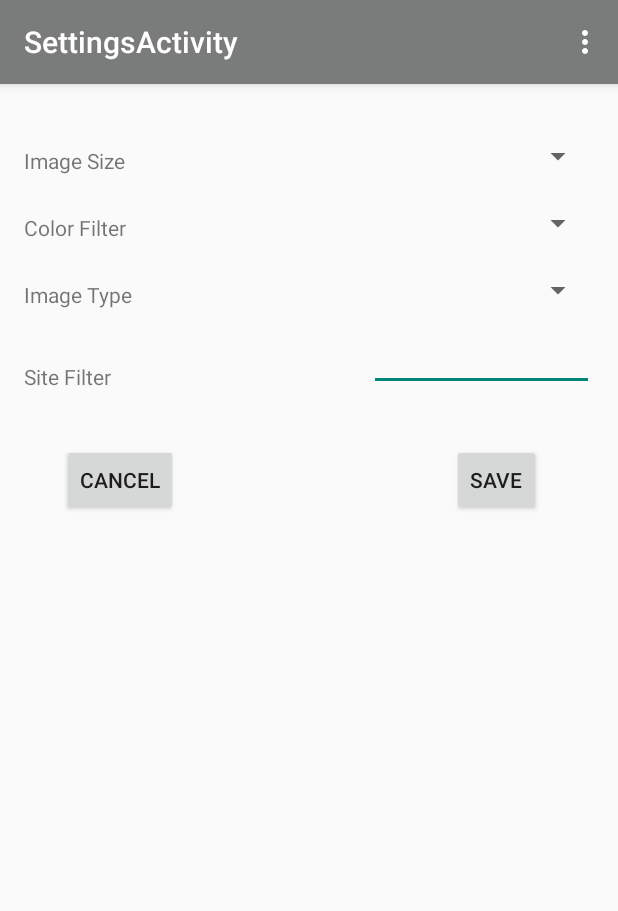
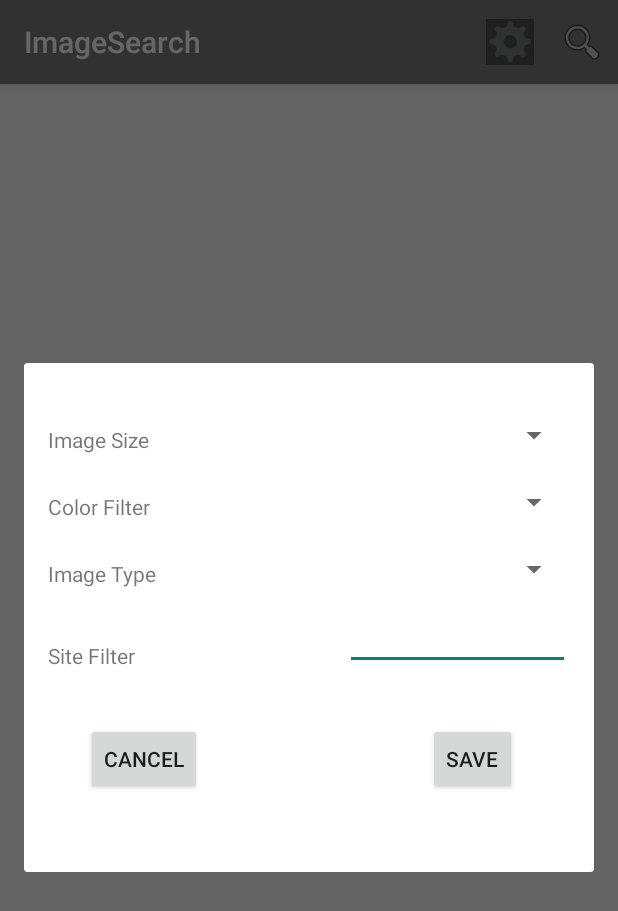
Before and after one commit to vgudla/ImageSearch, an Android app: the screen it shows after launch (SettingsActivity before the commit, SearchActivity after it), after a tap on "Settings", on a phone screen of 412 x 824 dp. Shown: the top 911 px of the screen. Run offline under Robolectric (Android 15) with nearby library versions, the phone set to English and light mode, and no system bars; our stand-ins replace Picasso; libraries missing offline, so code that uses them is left out: com.loopj.android, cz.msebera.android; pictures from the network do not load.

Commit message:
Changing settings from activity to dialogfragment

```diff
--- a/app/src/main/AndroidManifest.xml
+++ b/app/src/main/AndroidManifest.xml
@@ -29,10 +29,6 @@
                 android:name="android.support.PARENT_ACTIVITY"
                 android:value="com.groupon.vgudla.imagesearch.activity.SearchActivity" />
         </activity>
-        <activity
-            android:name=".activity.SettingsActivity"
-            android:label="@string/title_activity_settings" >
-        </activity>
     </application>
 
 </manifest>
--- a/app/src/main/java/com/groupon/vgudla/imagesearch/activity/SearchActivity.java
+++ b/app/src/main/java/com/groupon/vgudla/imagesearch/activity/SearchActivity.java
@@ -4,6 +4,7 @@ import android.content.Context;
 import android.content.Intent;
 import android.net.ConnectivityManager;
 import android.net.NetworkInfo;
+import android.support.v4.app.FragmentManager;
 import android.support.v4.view.MenuItemCompat;
 import android.support.v7.app.AppCompatActivity;
 import android.os.Bundle;
@@ -17,6 +18,8 @@ import android.widget.AdapterView;
 import android.widget.GridView;
 import android.widget.Toast;
 
+import com.groupon.vgudla.imagesearch.fragment.SettingsDialog;
+import com.groupon.vgudla.imagesearch.interfaces.SettingsDialogListener;
 import com.groupon.vgudla.imagesearch.listener.InfiniteScrollListener;
 import com.groupon.vgudla.imagesearch.R;
 import com.groupon.vgudla.imagesearch.adapter.ImageAdapter;
@@ -33,7 +36,7 @@ import java.util.List;
 
 import cz.msebera.android.httpclient.Header;
 
-public class SearchActivity extends AppCompatActivity {
+public class SearchActivity extends AppCompatActivity implements SettingsDialogListener {
     public static final String FULL_IMAGE_URL = "fullImageUrl";
     public static final int REQUEST_CODE = 200;
     public static final String COLOR = "imgcolor";
@@ -184,19 +187,22 @@ public class SearchActivity extends AppCompatActivity {
     }
 
     public void onClickSettings(MenuItem item) {
-        Intent settingsIntent = new Intent(SearchActivity.this, SettingsActivity.class);
-        startActivityForResult(settingsIntent, REQUEST_CODE);
+        FragmentManager fm = getSupportFragmentManager();
+        SettingsDialog settingsDialog = SettingsDialog.newInstance(imageSize, imageType, color, siteSearch);
+        settingsDialog.show(fm, "fragment_edit_name");
+
     }
 
     @Override
-    protected void onActivityResult(int requestCode, int resultCode, Intent data) {
-        // REQUEST_CODE is defined above
-        if (resultCode == RESULT_OK && requestCode == REQUEST_CODE) {
-            // Extract name value from result extras
-            color = data.getExtras().getString(COLOR, "");
-            imageSize = data.getExtras().getString(IMAGE_SIZE, "");
-            imageType = data.getExtras().getString(IMAGE_TYPE, "");
-            siteSearch = data.getExtras().getString(SITE_SEARCH, "");
-        }
+    public void onSaveSettings(String imgType, String imgSize, String imgColor, String site) {
+        color = imgColor;
+        imageSize = imgSize;
+        imageType = imgType;
+        siteSearch = site;
+    }
+
+    @Override
+    public void onCancelEdit() {
+        //do nothing - leave settings unmodified
     }
 }
--- a/app/src/main/java/com/groupon/vgudla/imagesearch/activity/SettingsActivity.java
+++ /dev/null
@@ -1,128 +0,0 @@
-package com.groupon.vgudla.imagesearch.activity;
-
-import android.content.Intent;
-import android.support.v7.app.AppCompatActivity;
-import android.os.Bundle;
-import android.view.Menu;
-import android.view.MenuItem;
-import android.view.View;
-import android.widget.AdapterView;
-import android.widget.ArrayAdapter;
-import android.widget.EditText;
-import android.widget.Spinner;
-
-import com.groupon.vgudla.imagesearch.R;
-
-import java.util.Arrays;
-import java.util.List;
-
-public class SettingsActivity extends AppCompatActivity {
-
-    private Spinner colorFilterSpinner;
-    private Spinner imageTypeSpinner;
-    private Spinner imageSizeSpinner;
-    private EditText siteFilter;
-    private String imageSize;
-    private String imageType;
-    private String colorFilter;
-
-    @Override
-    protected void onCreate(Bundle savedInstanceState) {
-        super.onCreate(savedInstanceState);
-        setContentView(R.layout.activity_settings);
-        setupViews();
-    }
-
-    private void setupViews() {
-        imageSizeSpinner = (Spinner) findViewById(R.id.spImageSize);
-        List<String> imageSizes = Arrays.asList("small", "medium", "large", "xlarge");
-        ArrayAdapter<String> imageSizeAdapter = new ArrayAdapter<>(this,
-                android.R.layout.simple_spinner_item, imageSizes);
-        imageSizeSpinner.setAdapter(imageSizeAdapter);
-        imageSizeSpinner.setOnItemSelectedListener(new AdapterView.OnItemSelectedListener() {
-            @Override
-            public void onItemSelected(AdapterView<?> parent, View view, int position, long id) {
-                imageSize = (String) parent.getItemAtPosition(position);
-            }
-
-            @Override
-            public void onNothingSelected(AdapterView<?> parent) {
-                imageSize = null;
-            }
-        });
-
-        colorFilterSpinner = (Spinner) findViewById(R.id.spColorFilter);
-        List<String> colors = Arrays.asList("black", "blue", "brown", "gray", "green", "orange",
-                                            "pink", "purple", "red", "teal", "white", "yellow");
-        ArrayAdapter<String> colorAdapter = new ArrayAdapter<>(this,
-                android.R.layout.simple_spinner_item, colors);
-        colorAdapter.setDropDownViewResource(android.R.layout.simple_spinner_dropdown_item);
-        colorFilterSpinner.setAdapter(colorAdapter);
-        colorFilterSpinner.setOnItemSelectedListener(new AdapterView.OnItemSelectedListener() {
-            @Override
-            public void onItemSelected(AdapterView<?> parent, View view, int position, long id) {
-                colorFilter = (String) parent.getItemAtPosition(position);
-            }
-
-            @Override
-            public void onNothingSelected(AdapterView<?> parent) {
-                //do nothing
-            }
-        });
-
-        imageTypeSpinner = (Spinner) findViewById(R.id.spImageType);
-        List<String> imageTypes = Arrays.asList("face", "photo", "clipart", "lineart");
-        ArrayAdapter<String> typeAdapter = new ArrayAdapter<>(this,
-                android.R.layout.simple_spinner_item, imageTypes);
-        imageTypeSpinner.setAdapter(typeAdapter);
-        imageTypeSpinner.setOnItemSelectedListener(new AdapterView.OnItemSelectedListener() {
-            @Override
-            public void onItemSelected(AdapterView<?> parent, View view, int position, long id) {
-                imageType = (String) parent.getItemAtPosition(position);
-            }
-
-            @Override
-            public void onNothingSelected(AdapterView<?> parent) {
-                //do nothing
-            }
-        });
-
-        siteFilter = (EditText) findViewById(R.id.etSiteFilter);
-    }
-
-    @Override
-    public boolean onCreateOptionsMenu(Menu menu) {
-        // Inflate the menu; this adds items to the action bar if it is present.
-        getMenuInflater().inflate(R.menu.menu_settings, menu);
-        return true;
-    }
-
-    @Override
-    public boolean onOptionsItemSelected(MenuItem item) {
-        // Handle action bar item clicks here. The action bar will
-        // automatically handle clicks on the Home/Up button, so long
-        // as you specify a parent activity in AndroidManifest.xml.
-        int id = item.getItemId();
-
-        //noinspection SimplifiableIfStatement
-        if (id == R.id.action_settings) {
-            return true;
-        }
-
-        return super.onOptionsItemSelected(item);
-    }
-
-    public void onSettingsSave(View view) {
-        Intent resultData = new Intent();
-        resultData.putExtra(SearchActivity.COLOR, colorFilter);
-        resultData.putExtra(SearchActivity.IMAGE_SIZE, imageSize);
-        resultData.putExtra(SearchActivity.IMAGE_TYPE, imageType);
-        resultData.putExtra(SearchActivity.SITE_SEARCH, siteFilter.getText().toString());
-        setResult(RESULT_OK, resultData);
-        this.finish();
-    }
-
-    public void onSettingsCancel(View view) {
-        this.finish();
-    }
-}
--- /dev/null
+++ b/app/src/main/java/com/groupon/vgudla/imagesearch/fragment/SettingsDialog.java
@@ -0,0 +1,152 @@
+package com.groupon.vgudla.imagesearch.fragment;
+
+import android.os.Bundle;
+import android.support.annotation.Nullable;
+import android.support.v4.app.DialogFragment;
+import android.view.LayoutInflater;
+import android.view.View;
+import android.view.ViewGroup;
+import android.widget.AdapterView;
+import android.widget.ArrayAdapter;
+import android.widget.Button;
+import android.widget.EditText;
+import android.widget.Spinner;
+
+import com.groupon.vgudla.imagesearch.R;
+import com.groupon.vgudla.imagesearch.activity.SearchActivity;
+import com.groupon.vgudla.imagesearch.interfaces.SettingsDialogListener;
+
+import java.util.Arrays;
+import java.util.List;
+
+public class SettingsDialog extends DialogFragment {
+
+    private Spinner colorFilterSpinner;
+    private Spinner imageTypeSpinner;
+    private Spinner imageSizeSpinner;
+    private EditText siteFilter;
+    private String imageSize;
+    private String imageType;
+    private String colorFilter;
+    private Button saveButton;
+    private Button cancelButton;
+
+    public SettingsDialog() {
+        // Empty constructor is required for DialogFragment
+    }
+
+    public static SettingsDialog newInstance(String imageSize, String imageType, String imageColor,
+                                             String siteSearch) {
+        SettingsDialog settingsDialog = new SettingsDialog();
+        Bundle args = new Bundle();
+        args.putString(SearchActivity.IMAGE_TYPE, imageType);
+        args.putString(SearchActivity.IMAGE_SIZE, imageSize);
+        args.putString(SearchActivity.COLOR, imageColor);
+        args.putString(SearchActivity.SITE_SEARCH, siteSearch);
+        settingsDialog.setArguments(args);
+        return settingsDialog;
+    }
+
+    @Override
+    public View onCreateView(LayoutInflater inflater, ViewGroup container,
+                             Bundle savedInstanceState) {
+        return inflater.inflate(R.layout.activity_settings, container);
+    }
+
+    @Override
+    public void onViewCreated(View view, @Nullable Bundle savedInstanceState) {
+        super.onViewCreated(view, savedInstanceState);
+
+        imageSizeSpinner = (Spinner) view.findViewById(R.id.spImageSize);
+        List<String> imageSizes = Arrays.asList("small", "medium", "large", "xlarge");
+        ArrayAdapter<String> imageSizeAdapter = new ArrayAdapter<>(getContext(),
+                android.R.layout.simple_spinner_item, imageSizes);
+        imageSizeSpinner.setAdapter(imageSizeAdapter);
+        int index = 0;
+        if (getArguments().getString(SearchActivity.IMAGE_SIZE) != null) {
+            index = imageSizeAdapter.getPosition(getArguments().getString(SearchActivity.IMAGE_SIZE));
+        }
+        imageSizeSpinner.setSelection(index);
+        imageSizeSpinner.setOnItemSelectedListener(new AdapterView.OnItemSelectedListener() {
+            @Override
+            public void onItemSelected(AdapterView<?> parent, View view, int position, long id) {
+                imageSize = (String) parent.getItemAtPosition(position);
+            }
+
+            @Override
+            public void onNothingSelected(AdapterView<?> parent) {
+                imageSize = null;
+            }
+        });
+
+        colorFilterSpinner = (Spinner) view.findViewById(R.id.spColorFilter);
+        List<String> colors = Arrays.asList("black", "blue", "brown", "gray", "green", "orange",
+                "pink", "purple", "red", "teal", "white", "yellow");
+        ArrayAdapter<String> colorAdapter = new ArrayAdapter<>(getContext(), android.R.layout.simple_spinner_item, colors);
+        colorAdapter.setDropDownViewResource(android.R.layout.simple_spinner_dropdown_item);
+        colorFilterSpinner.setAdapter(colorAdapter);
+        index = 0;
+        if (getArguments().getString(SearchActivity.COLOR) != null) {
+            index = colorAdapter.getPosition(getArguments().getString(SearchActivity.COLOR));
+        }
+        colorFilterSpinner.setSelection(index);
+        colorFilterSpinner.setOnItemSelectedListener(new AdapterView.OnItemSelectedListener() {
+            @Override
+            public void onItemSelected(AdapterView<?> parent, View view, int position, long id) {
+                colorFilter = (String) parent.getItemAtPosition(position);
+            }
+
+            @Override
+            public void onNothingSelected(AdapterView<?> parent) {
+                //do nothing
+            }
+        });
+
+        imageTypeSpinner = (Spinner) view.findViewById(R.id.spImageType);
+        List<String> imageTypes = Arrays.asList("face", "photo", "clipart", "lineart");
+        ArrayAdapter<String> typeAdapter = new ArrayAdapter<>(getContext(),
+                android.R.layout.simple_spinner_item, imageTypes);
+        imageTypeSpinner.setAdapter(typeAdapter);
+        index = 0;
+        if (getArguments().getString(SearchActivity.IMAGE_TYPE) != null) {
+            index = typeAdapter.getPosition(getArguments().getString(SearchActivity.IMAGE_TYPE));
+        }
+        imageTypeSpinner.setSelection(index);
+        imageTypeSpinner.setOnItemSelectedListener(new AdapterView.OnItemSelectedListener() {
+            @Override
+            public void onItemSelected(AdapterView<?> parent, View view, int position, long id) {
+                imageType = (String) parent.getItemAtPosition(position);
+            }
+
+            @Override
+            public void onNothingSelected(AdapterView<?> parent) {
+                //do nothing
+            }
+        });
+
+        siteFilter = (EditText) view.findViewById(R.id.etSiteFilter);
+        siteFilter.setText(getArguments().getString(SearchActivity.SITE_SEARCH));
+
+        saveButton = (Button) view.findViewById(R.id.btnSave);
+        saveButton.setOnClickListener(new View.OnClickListener() {
+            @Override
+            public void onClick(View v) {
+                SettingsDialogListener dialogListener = (SettingsDialogListener) getActivity();
+                dialogListener.onSaveSettings(imageType, imageSize, colorFilter,
+                        siteFilter.getText().toString());
+                dismiss();
+            }
+        });
+
+        cancelButton = (Button) view.findViewById(R.id.btnCancel);
+        cancelButton.setOnClickListener(new View.OnClickListener() {
+            @Override
+            public void onClick(View v) {
+                SettingsDialogListener dialogListener = (SettingsDialogListener) getActivity();
+                dialogListener.onCancelEdit();
+                dismiss();
+            }
+        });
+    }
+
+}
--- /dev/null
+++ b/app/src/main/java/com/groupon/vgudla/imagesearch/interfaces/SettingsDialogListener.java
@@ -0,0 +1,8 @@
+package com.groupon.vgudla.imagesearch.interfaces;
+
+public interface SettingsDialogListener {
+    void onSaveSettings(String imageType, String imageSize, String imageColor,
+                              String siteSearch);
+
+    void onCancelEdit();
+}
--- a/app/src/main/res/layout/activity_settings.xml
+++ b/app/src/main/res/layout/activity_settings.xml
@@ -4,7 +4,7 @@
     android:paddingRight="@dimen/activity_horizontal_margin"
     android:paddingTop="@dimen/activity_vertical_margin"
     android:paddingBottom="@dimen/activity_vertical_margin"
-    tools:context="com.groupon.vgudla.imagesearch.activity.SettingsActivity">
+    tools:context="com.groupon.vgudla.imagesearch.fragment.SettingsDialog">
 
     <TextView
         android:layout_width="wrap_content"
@@ -91,7 +91,7 @@
         android:layout_height="wrap_content"
         android:text="@string/button_cancel"
         android:id="@+id/btnCancel"
-        android:onClick="onSettingsCancel"
+        android:onClick="onCancel"
         android:layout_alignTop="@+id/btnSave"
         android:layout_alignParentLeft="true"
         android:layout_alignParentStart="true"
@@ -102,8 +102,8 @@
         android:layout_width="wrap_content"
         android:layout_height="wrap_content"
         android:text="@string/button_save"
+        android:onClick="onClick"
         android:id="@+id/btnSave"
-        android:onClick="onSettingsSave"
         android:layout_below="@+id/etSiteFilter"
         android:layout_marginTop="25dp"
         android:layout_alignParentRight="true"
--- a/app/src/main/res/menu/menu_settings.xml
+++ b/app/src/main/res/menu/menu_settings.xml
@@ -1,7 +1,7 @@
 <menu xmlns:android="http://schemas.android.com/apk/res/android"
     xmlns:app="http://schemas.android.com/apk/res-auto"
     xmlns:tools="http://schemas.android.com/tools"
-    tools:context="com.groupon.vgudla.imagesearch.activity.SettingsActivity">
+    tools:context="com.groupon.vgudla.imagesearch.fragment.SettingsDialog">
     <item android:id="@+id/action_settings" android:title="@string/action_settings"
         android:orderInCategory="100" app:showAsAction="never" />
 </menu>
--- a/app/src/main/res/values/strings.xml
+++ b/app/src/main/res/values/strings.xml
@@ -12,6 +12,6 @@
     <string name="color_filter_text">Color Filter</string>
     <string name="image_type_text">Image Type</string>
     <string name="site_filter_text">Site Filter</string>
-    <string name="button_save">Save</string>
-    <string name="button_cancel">Cancel</string>
+    <string name="button_save">SAVE</string>
+    <string name="button_cancel">CANCEL</string>
 </resources>
```
